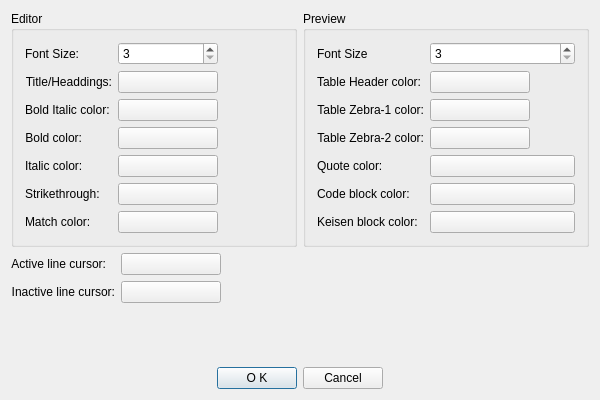
Before: the Qt Designer form viMarkdown/src/SettingsDialog.ui in shigmas/viMarkdown, drawn with Qt 5.
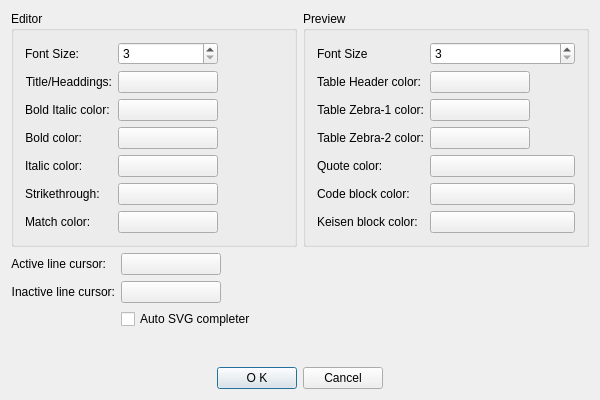
After: the same form once the commit is applied.

```diff
--- a/viMarkdown/src/SettingsDialog.ui
+++ b/viMarkdown/src/SettingsDialog.ui
@@ -368,6 +368,13 @@
            </property>
           </widget>
          </item>
+         <item row="2" column="1">
+          <widget class="QCheckBox" name="autoSvgCompleter">
+           <property name="text">
+            <string>Auto SVG completer</string>
+           </property>
+          </widget>
+         </item>
         </layout>
        </item>
       </layout>
```
